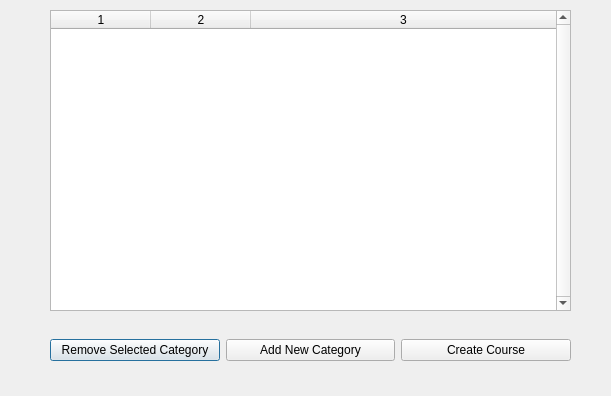
Above: src/AssignmentCategoryEditor.ui from meeksjt/SuperTeacherGradebook499 before the change. Below: the same form after it.
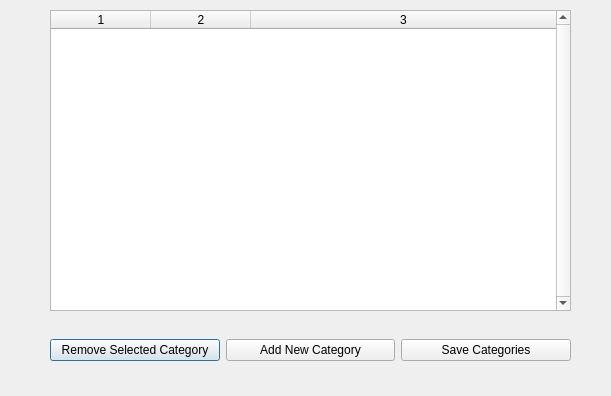
That is the form after the change.

Commit message: Update Third Part of Course Creation/Editing

Diff of the .ui file:
```diff
--- a/src/AssignmentCategoryEditor.ui
+++ b/src/AssignmentCategoryEditor.ui
@@ -40,7 +40,7 @@
     <item>
      <widget class="QPushButton" name="createCourseButton">
       <property name="text">
-       <string>Create Course</string>
+       <string>Save Categories</string>
       </property>
      </widget>
     </item>
```
Left out of the diff: 2 changed lines with no effect on the pictures. The commit also changes 1 other file.
